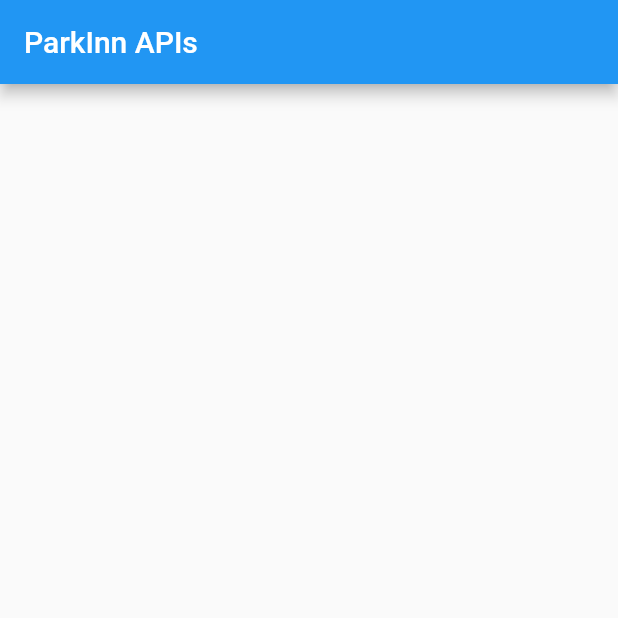
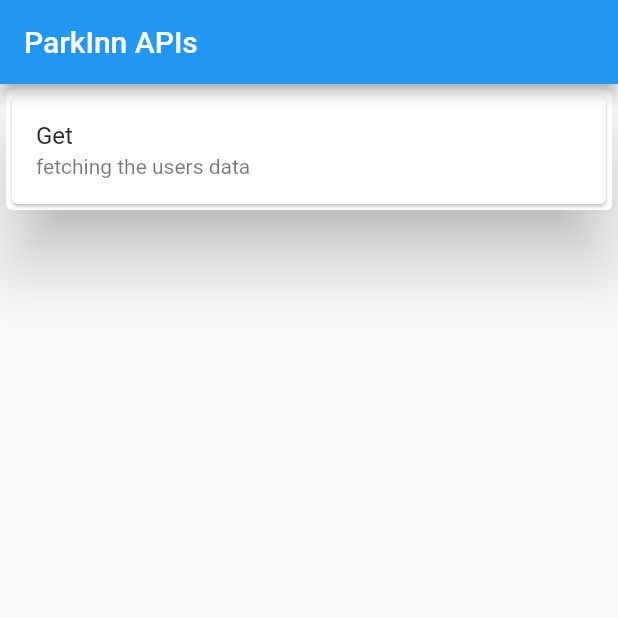
Before and after one commit to AnuroopFarkya11/parkinnapi, a Flutter app: the screen it shows after launch, on a phone screen of 412 x 824 dp, the top half of it. Run offline on Flutter 3.47's test engine with Material 2 defaults, Android fonts, the phone set to English and light mode, and no system bars; our stand-ins replace get.

Commit message:
initial commit

```diff
--- a/lib/home_screen.dart
+++ b/lib/home_screen.dart
@@ -9,6 +9,21 @@ class HomeScreen extends StatelessWidget {
       appBar: AppBar(
         title: const Text("ParkInn APIs"),
       ),
+      body: Container(
+        child: Column(
+          children: [
+            Card(
+              elevation: 20,
+              child: Card(
+                child: ListTile(
+                  title: Text("Get"),
+                  subtitle: Text("fetching the users data"),
+                ),
+              ),
+            )
+          ],
+        ),
+      ),
     );
   }
 }
```
Also changed, not shown: lib/api_services.dart (added, +31 -0 lines), lib/main.dart (+1 -9 lines).
